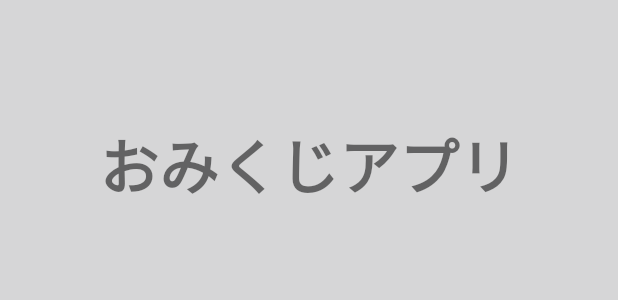
After one commit to ii-da/OmikujiApp, an Android app: the layout activity_top.xml on its own in the app's theme, with its tools: preview values and no code run, on a phone screen of 412 x 824 dp. The commit adds this screen. Shown: the top 300 px of the screen. Run offline under Robolectric (Android 15) with nearby library versions, the phone set to English and light mode, and no system bars.

Commit message:
Top画面レイアウトファイル作成中

```diff
--- a/app/src/main/AndroidManifest.xml
+++ b/app/src/main/AndroidManifest.xml
@@ -13,7 +13,10 @@
         android:theme="@style/Theme.OmikujiApp"
         tools:targetApi="31">
         <activity
-            android:name=".MainActivity"
+            android:name=".ResultActivity"
+            android:exported="false" />
+        <activity
+            android:name=".TopActivity"
             android:exported="true">
             <intent-filter>
                 <action android:name="android.intent.action.MAIN" />
--- a/app/src/main/java/com/example/omikujiapp/MainActivity.java
+++ b/app/src/main/java/com/example/omikujiapp/TopActivity.java
@@ -8,13 +8,13 @@ import androidx.core.graphics.Insets;
 import androidx.core.view.ViewCompat;
 import androidx.core.view.WindowInsetsCompat;
 
-public class MainActivity extends AppCompatActivity {
+public class TopActivity extends AppCompatActivity {
 
     @Override
     protected void onCreate(Bundle savedInstanceState) {
         super.onCreate(savedInstanceState);
         EdgeToEdge.enable(this);
-        setContentView(R.layout.activity_main);
+        setContentView(R.layout.activity_top);
         ViewCompat.setOnApplyWindowInsetsListener(findViewById(R.id.main), (v, insets) -> {
             Insets systemBars = insets.getInsets(WindowInsetsCompat.Type.systemBars());
             v.setPadding(systemBars.left, systemBars.top, systemBars.right, systemBars.bottom);
--- /dev/null
+++ b/app/src/main/res/layout/activity_result.xml
@@ -0,0 +1,6 @@
+<?xml version="1.0" encoding="utf-8"?>
+<androidx.constraintlayout.widget.ConstraintLayout xmlns:android="http://schemas.android.com/apk/res/android"
+    android:layout_width="match_parent"
+    android:layout_height="match_parent">
+
+</androidx.constraintlayout.widget.ConstraintLayout>
--- /dev/null
+++ b/app/src/main/res/layout/activity_top.xml
@@ -0,0 +1,32 @@
+<?xml version="1.0" encoding="utf-8"?>
+<FrameLayout xmlns:android="http://schemas.android.com/apk/res/android"
+    xmlns:app="http://schemas.android.com/apk/res-auto"
+    xmlns:tools="http://schemas.android.com/tools"
+    android:id="@+id/main"
+    android:layout_width="match_parent"
+    android:layout_height="match_parent"
+    tools:context=".TopActivity">
+
+    <ImageView
+        android:layout_width="match_parent"
+        android:layout_height="match_parent"
+        android:src="@drawable/top_bg"
+        android:scaleType="centerCrop"/>
+
+    <TextView
+        android:layout_width="wrap_content"
+        android:layout_height="wrap_content"
+        android:text="@string/app_title"
+        android:textSize="40sp"
+        android:textStyle="bold"
+        android:layout_gravity="center_horizontal"
+        android:layout_marginTop="80dp"/>
+
+    <ImageView
+        android:layout_width="250dp"
+        android:layout_height="250dp"
+        android:src="@drawable/omikuji"
+        android:layout_gravity="center"/>
+
+
+</FrameLayout>
--- a/app/src/main/res/values/strings.xml
+++ b/app/src/main/res/values/strings.xml
@@ -1,3 +1,4 @@
 <resources>
     <string name="app_name">OmikujiApp</string>
+    <string name="app_title">おみくじアプリ</string>
 </resources>
```
Also changed, not shown: app/src/main/java/com/example/omikujiapp/ResultActivity.java (added, +17 -0 lines), app/src/main/res/layout/activity_main.xml (deleted, +0 -19 lines).
